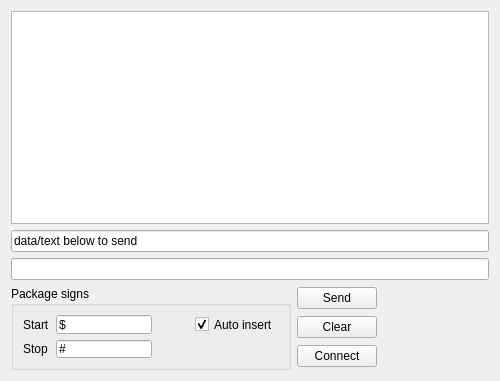
Qt form src/ui/DebugConsole.ui (tongvtdan/gcs) before a commit.
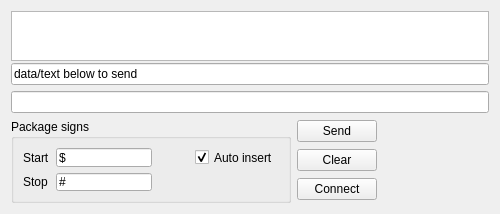
The same form after that commit. Icons and pictures are not drawn.

Diff of the .ui file:
```diff
--- a/src/ui/DebugConsole.ui
+++ b/src/ui/DebugConsole.ui
@@ -7,7 +7,7 @@
     <x>0</x>
     <y>0</y>
     <width>500</width>
-    <height>381</height>
+    <height>214</height>
    </rect>
   </property>
   <property name="minimumSize">
```
